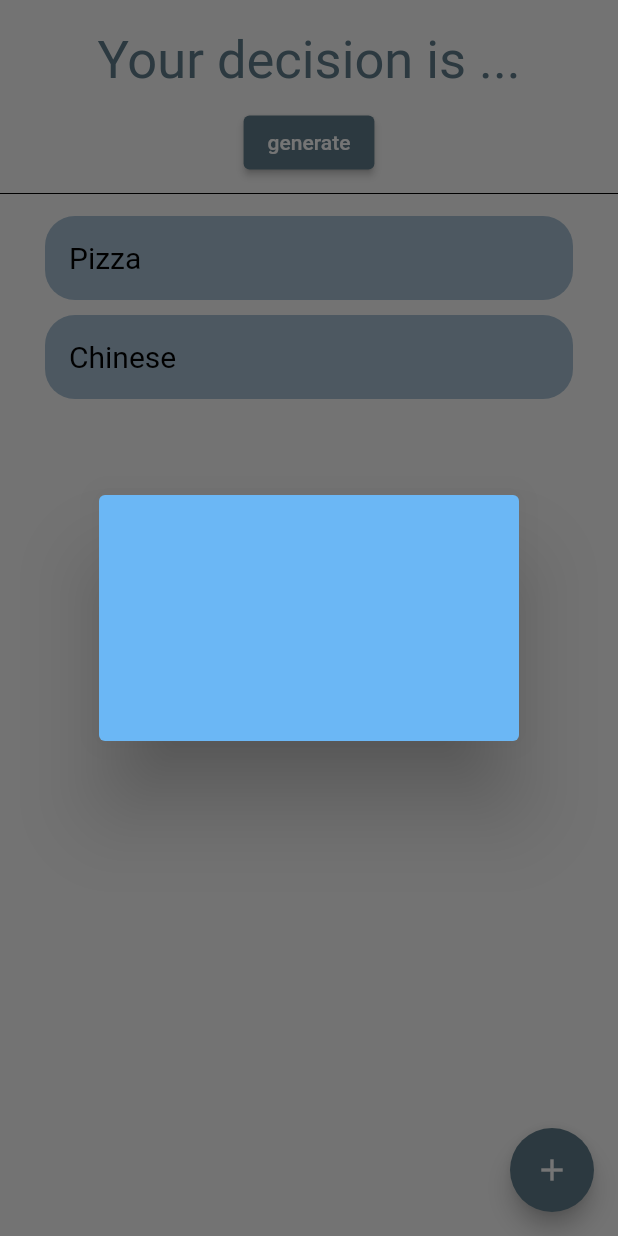
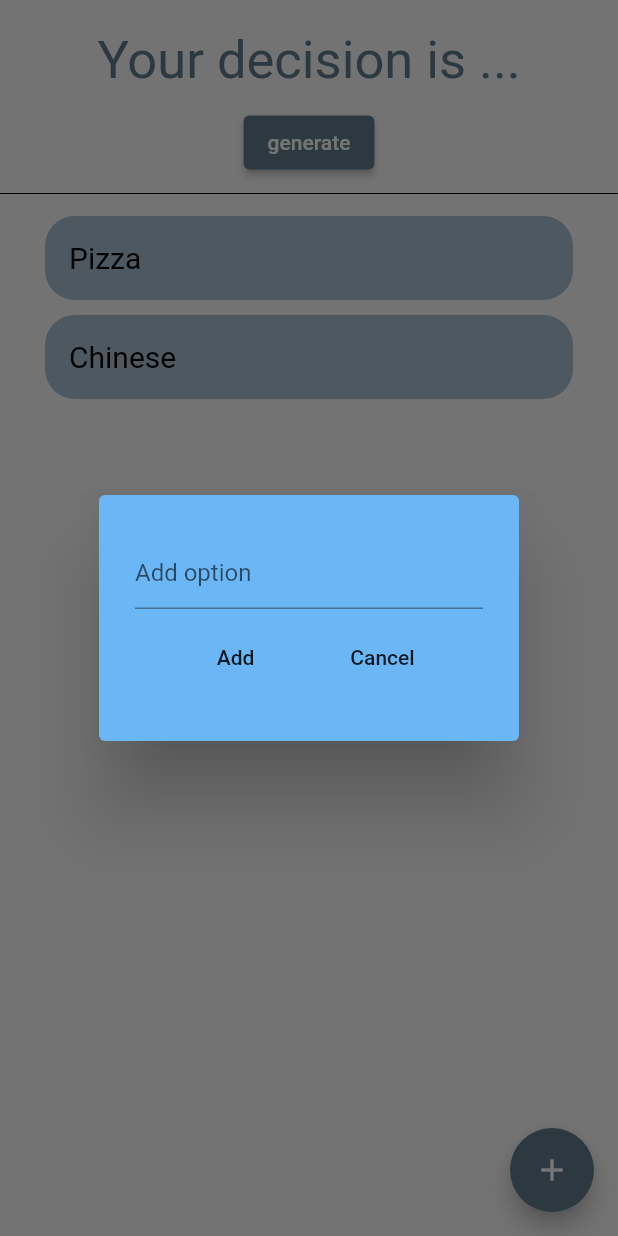
Before and after one commit to jameslinley/RandomGeneratorApp, a Flutter app: the DecisionPage screen opened directly, after a tap on the "add" icon, on a phone screen of 412 x 824 dp. Run offline on Flutter 3.47's test engine with Material 2 defaults, Android fonts, the phone set to English and light mode, and no system bars; our stand-ins replace animated_text_kit.

Commit message:
Can add option from user input from floating action button to array of options

```diff
--- a/random_generator_app/lib/add_option_button.dart
+++ b/random_generator_app/lib/add_option_button.dart
@@ -1,9 +1,9 @@
 import 'package:flutter/material.dart';
 
-class AddOptionButton extends StatelessWidget {
+class MyButton extends StatelessWidget {
   final String text;
   VoidCallback onPressed;
-  AddOptionButton({super.key, required this.text, required this.onPressed});
+  MyButton({super.key, required this.text, required this.onPressed});
 
   @override
   Widget build(BuildContext context) {
--- a/random_generator_app/lib/decision_page.dart
+++ b/random_generator_app/lib/decision_page.dart
@@ -12,34 +12,32 @@ class DecisionPage extends StatefulWidget {
 }
 
 class _DecisionPageState extends State<DecisionPage> {
-  TextEditingController decisionInput = TextEditingController();
   String decisionTxt = 'Your decision is ...';
-
-  void saveNewOption() {
-    setState(() {
-      decisionTxt = decisionInput.text;
-      decisionInput.clear();
-    });
-  }
-
-  void clearAll() {
-    setState(() {
-      decisionTxt = 'Your decision is ...';
-      decisionInput.clear();
-    });
-  }
+  final _controller = TextEditingController();
 
   List optionsList = [
     ["Pizza"],
     ["Chinese"],
   ];
 
+  void saveNewOption() {
+    setState(() {
+      optionsList.add([_controller.text]);
+      _controller.clear();
+    });
+    Navigator.of(context).pop();
+  }
+
   //create new option
   void createNewOption() {
     showDialog(
       context: context,
       builder: (context) {
-        return DialogBox();
+        return DialogBox(
+          controller: _controller,
+          onSave: saveNewOption,
+          onCancel: () => Navigator.of(context).pop(),
+        );
       },
     );
   }
@@ -117,8 +115,8 @@ class _DecisionPageState extends State<DecisionPage> {
           //       onPressed: () {
           //         setState(
           //           () {
-          //             decisionTxt = decisionInput.text;
-          //             decisionInput.clear();
+          //             decisionTxt = _controller.text;
+          //             _controller.clear();
           //           },
           //         );
           //       },
@@ -139,13 +137,13 @@ class _DecisionPageState extends State<DecisionPage> {
 //   margin: const EdgeInsets.all(5),
 //   padding: const EdgeInsets.all(5),
 //   child: TextField(
-//     controller: decisionInput,
+//     controller: _controller,
 //     decoration: InputDecoration(
 //       border: const OutlineInputBorder(),
 //       labelText: 'Enter a decision',
 //       suffixIcon: IconButton(
 //         onPressed: () {
-//           decisionInput.clear();
+//           _controller.clear();
 //         },
 //         icon: const Icon(Icons.clear),
 //       ),
--- a/random_generator_app/lib/dialog_box.dart
+++ b/random_generator_app/lib/dialog_box.dart
@@ -1,7 +1,17 @@
 import 'package:flutter/material.dart';
+import 'package:random_generator_app/add_option_button.dart';
 
 class DialogBox extends StatelessWidget {
-  const DialogBox({super.key});
+  final controller;
+  VoidCallback onSave;
+  VoidCallback onCancel;
+
+  DialogBox({
+    super.key,
+    required this.controller,
+    required this.onSave,
+    required this.onCancel,
+  });
 
   @override
   Widget build(BuildContext context) {
@@ -9,6 +19,27 @@ class DialogBox extends StatelessWidget {
       backgroundColor: Color.fromARGB(255, 107, 183, 245),
       content: Container(
         height: 120,
+        child: Column(
+          mainAxisAlignment: MainAxisAlignment.spaceEvenly,
+          children: [
+            TextField(
+              controller: controller,
+              decoration: InputDecoration(
+                hintText: "Add option",
+              ),
+            ),
+            Row(
+              mainAxisAlignment: MainAxisAlignment.center,
+              children: [
+                MyButton(text: "Add", onPressed: onSave),
+                const SizedBox(
+                  width: 10,
+                ),
+                MyButton(text: "Cancel", onPressed: onCancel)
+              ],
+            )
+          ],
+        ),
       ),
     );
   }
```
